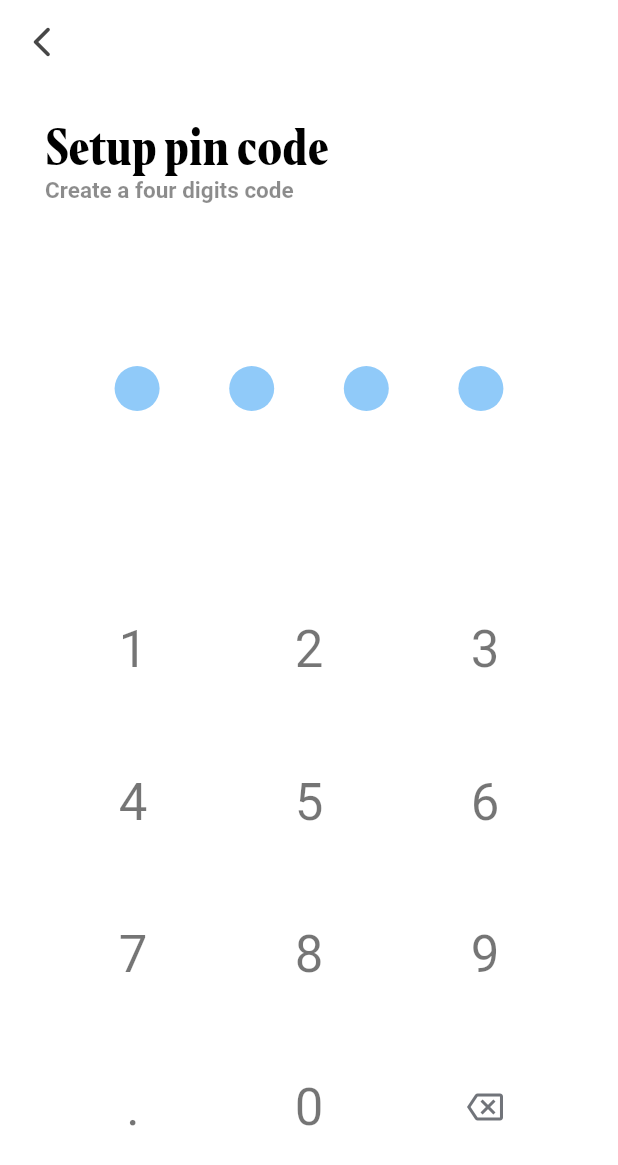
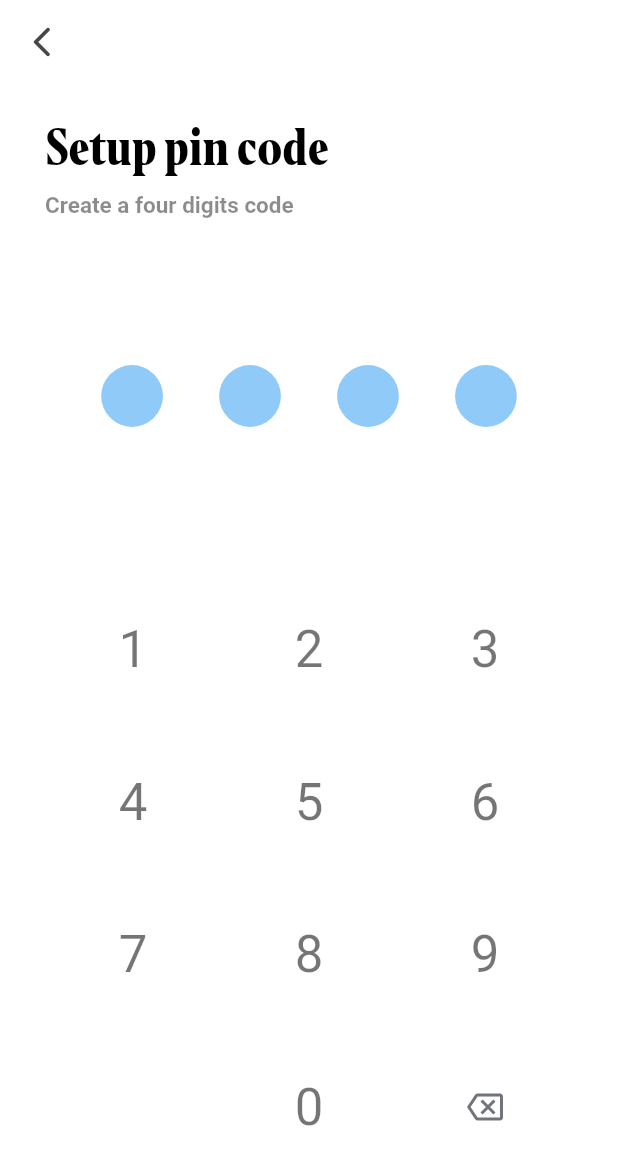
Before and after one commit to FailureFox/smessanger, a Flutter app: the screen it shows after launch, on a phone screen of 412 x 824 dp. Shown: the top 1165 px of the screen. Run offline on Flutter 3.47's test engine with Material 2 defaults, Android fonts, the phone set to English and light mode, and no system bars; our stand-ins replace cloud_firestore, file_picker, firebase_auth, firebase_core, firebase_storage, flutter_bloc and 2 more; accounts and stored records are empty.

Commit message:
fics pincode system)

```diff
--- a/lib/src/bloc/auth_bloc/auth_bloc.dart
+++ b/lib/src/bloc/auth_bloc/auth_bloc.dart
@@ -116,6 +116,9 @@ class AuthBloc extends Bloc<AuthEvent, AuthState> {
         ));
       }
     });
+    on<AuthSetupPinChangeEvent>((event, emit) {
+      emit((state as AuthUserInitialSetupState).copyWIth(pin: event.pin));
+    });
   }
   //func
   void nextPage() {
--- a/lib/src/bloc/auth_bloc/auth_event.dart
+++ b/lib/src/bloc/auth_bloc/auth_event.dart
@@ -49,3 +49,8 @@ class AuthSurnameChangeEvent extends AuthEvent {
 class AuthNameSurnameSetEvent extends AuthEvent {}
 
 class AuthPhotoSelectEvent extends AuthEvent {}
+
+class AuthSetupPinChangeEvent extends AuthEvent {
+  final String pin;
+  AuthSetupPinChangeEvent({required this.pin});
+}
--- a/lib/src/bloc/auth_bloc/auth_state.dart
+++ b/lib/src/bloc/auth_bloc/auth_state.dart
@@ -77,12 +77,13 @@ class AuthUserInitialSetupState extends AuthState {
   final String countryCode;
   final String? avatar;
   final String avatarDownloadUrl;
-
+  final String pin;
   AuthUserInitialSetupState({
     required this.countryCode,
     required String phoneNumber,
     this.name = '',
     this.surname = '',
+    this.pin = '',
     this.avatar = '',
     this.avatarDownloadUrl = '',
     AuthStatus status = AuthStatus.initial,
@@ -94,6 +95,7 @@ class AuthUserInitialSetupState extends AuthState {
     String? avatar,
     AuthStatus? status,
     String? avatarDownloadUrl,
+    String? pin,
   }) {
     return AuthUserInitialSetupState(
       countryCode: countryCode,
@@ -102,6 +104,8 @@ class AuthUserInitialSetupState extends AuthState {
       surname: surname ?? this.surname,
       avatar: avatar ?? this.avatar,
       status: status ?? this.status,
-        avatarDownloadUrl: avatarDownloadUrl ?? this.avatarDownloadUrl);
+      avatarDownloadUrl: avatarDownloadUrl ?? this.avatarDownloadUrl,
+      pin: pin ?? this.pin,
+    );
   }
 }
--- a/lib/src/ui/pages/auth_pages/pin_setup_page.dart
+++ b/lib/src/ui/pages/auth_pages/pin_setup_page.dart
@@ -1,8 +1,31 @@
 import 'package:flutter/material.dart';
 
-class PinSetupPage extends StatelessWidget {
+class PinSetupPage extends StatefulWidget {
   const PinSetupPage({Key? key}) : super(key: key);
 
+  @override
+  State<PinSetupPage> createState() => _PinSetupPageState();
+}
+
+class _PinSetupPageState extends State<PinSetupPage> {
+  pinChange(String value) {
+    if (pin.length < 4) {
+      setState(() {
+        pin = pin + value;
+      });
+    }
+  }
+
+  pinBackSpace() {
+    if (pin.isNotEmpty) {
+      final pinArray = pin.split('');
+      pinArray.removeLast();
+      pin = pinArray.join();
+      setState(() {});
+    }
+  }
+
+  String pin = '';
   @override
   Widget build(BuildContext context) {
     return Padding(
@@ -11,28 +34,20 @@ class PinSetupPage extends StatelessWidget {
         crossAxisAlignment: CrossAxisAlignment.start,
         children: [
           Text('Setup pin code', style: Theme.of(context).textTheme.headline1),
+          const SizedBox(height: 10),
           const Text('Create a four digits code'),
           const Spacer(),
           Row(
             mainAxisAlignment: MainAxisAlignment.spaceEvenly,
-            children: [
-              CircleAvatar(
-                radius: 15,
-                backgroundColor: Theme.of(context).backgroundColor,
+            children: List.generate(
+              4,
+              (index) => CircleAvatar(
+                radius: MediaQuery.of(context).size.width / 20,
+                backgroundColor: pin.length > index
+                    ? Theme.of(context).hintColor
+                    : Theme.of(context).backgroundColor,
               ),
-              CircleAvatar(
-                radius: 15,
-                backgroundColor: Theme.of(context).backgroundColor,
-              ),
-              CircleAvatar(
-                radius: 15,
-                backgroundColor: Theme.of(context).backgroundColor,
-              ),
-              CircleAvatar(
-                radius: 15,
-                backgroundColor: Theme.of(context).backgroundColor,
-              )
-            ],
+            ),
           ),
           const Spacer(),
           SizedBox(
@@ -43,78 +58,27 @@ class PinSetupPage extends StatelessWidget {
               crossAxisCount: 3,
               childAspectRatio: 3 / 2.6,
               children: [
+                ...List.generate(
+                    9,
+                    (index) => IconButton(
+                        onPressed: () => pinChange('${index + 1}'),
+                        icon: Text(
+                          '${index + 1}',
+                          style: Theme.of(context).textTheme.headline4,
+                        ))),
+                const SizedBox(),
                 IconButton(
-                    onPressed: () {},
-                    icon: Text(
-                      '1',
-                      style: Theme.of(context).textTheme.headline4,
-                    )),
-                IconButton(
-                    onPressed: () {},
-                    icon: Text(
-                      '2',
-                      style: Theme.of(context).textTheme.headline4,
-                    )),
-                IconButton(
-                    onPressed: () {},
-                    icon: Text(
-                      '3',
-                      style: Theme.of(context).textTheme.headline4,
-                    )),
-                IconButton(
-                    onPressed: () {},
-                    icon: Text(
-                      '4',
-                      style: Theme.of(context).textTheme.headline4,
-                    )),
-                IconButton(
-                    onPressed: () {},
-                    icon: Text(
-                      '5',
-                      style: Theme.of(context).textTheme.headline4,
-                    )),
-                IconButton(
-                    onPressed: () {},
-                    icon: Text(
-                      '6',
-                      style: Theme.of(context).textTheme.headline4,
-                    )),
-                IconButton(
-                    onPressed: () {},
-                    icon: Text(
-                      '7',
-                      style: Theme.of(context).textTheme.headline4,
-                    )),
-                IconButton(
-                    onPressed: () {},
-                    icon: Text(
-                      '8',
-                      style: Theme.of(context).textTheme.headline4,
-                    )),
-                IconButton(
-                    onPressed: () {},
-                    icon: Text(
-                      '9',
-                      style: Theme.of(context).textTheme.headline4,
-                    )),
-                IconButton(
-                    onPressed: () {},
-                    icon: Text(
-                      '.',
-                      style: Theme.of(context).textTheme.headline4,
-                    )),
-                IconButton(
-                    onPressed: () {},
+                    onPressed: () => pinChange('0'),
                     icon: Text(
                       '0',
                       style: Theme.of(context).textTheme.headline4,
                     )),
                 IconButton(
-                    onPressed: () {},
+                    onPressed: pinBackSpace,
                     icon: const Icon(Icons.backspace_outlined)),
               ],
             ),
-          )
+          ),
         ],
       ),
     );
--- a/lib/src/ui/styles/theme.dart
+++ b/lib/src/ui/styles/theme.dart
@@ -22,6 +22,7 @@ abstract class AppTheme {
           fillColor: AppColors.dbackgroundLL,
           filled: true),
       textTheme: AppTextThemes.dTextTheme,
+      hintColor: AppColors.dforegroundML,
       splashFactory: InkSplash.splashFactory,
       backgroundColor: AppColors.dbackgroundML,
       colorScheme: ColorScheme.fromSwatch().copyWith(
@@ -44,6 +45,7 @@ abstract class AppTheme {
         onPrimary: AppColors.lbackground,
       ),
     ),
+    hintColor: AppColors.lforeground,
     inputDecorationTheme: const InputDecorationTheme(
         border: InputBorder.none,
         fillColor: AppColors.lbackgroundLD,
```
Lines whose indentation alone changed are shown as unchanged.
